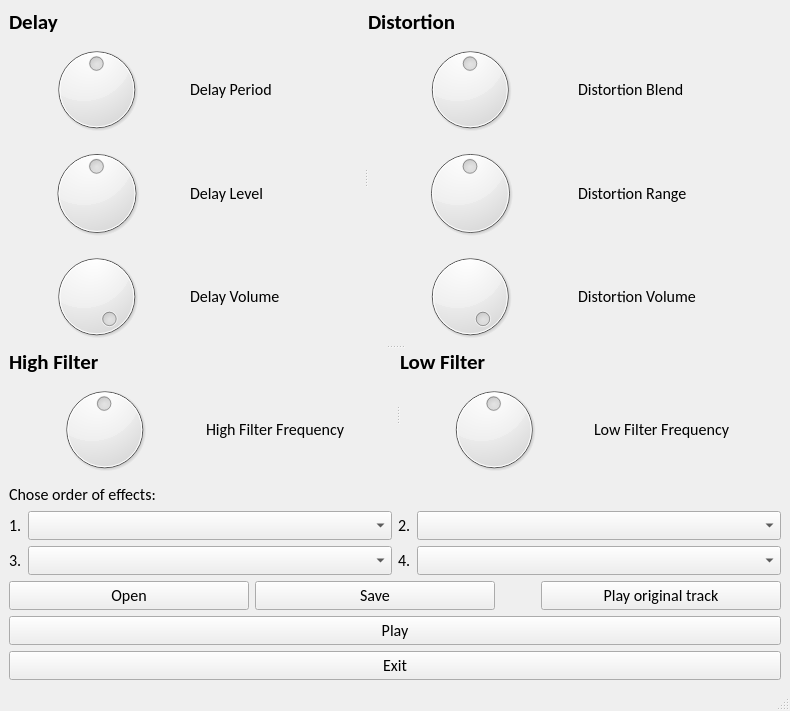
Before: the Qt Designer form guitar_effects/mainwindow.ui in ferre111/Guitar-effects, drawn with Qt 5.
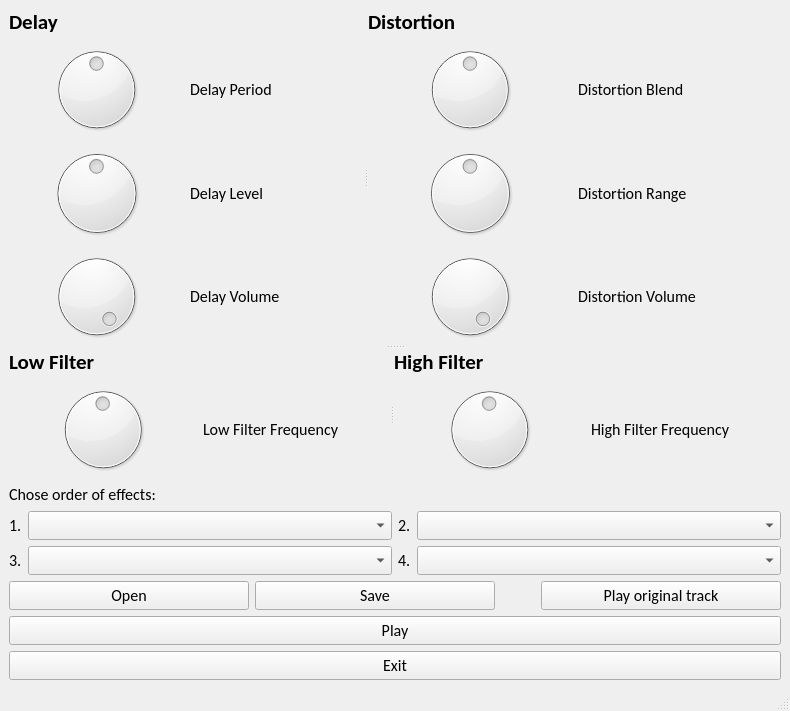
After: the same form once the commit is applied.

```diff
--- a/guitar_effects/mainwindow.ui
+++ b/guitar_effects/mainwindow.ui
@@ -302,61 +302,6 @@
        <property name="orientation">
         <enum>Qt::Horizontal</enum>
        </property>
-       <widget class="QWidget" name="layoutWidget">
-        <layout class="QVBoxLayout" name="verticalLayout_6">
-         <item>
-          <widget class="QLabel" name="label_High_Filter">
-           <property name="font">
-            <font>
-             <family>Calibri</family>
-             <pointsize>16</pointsize>
-             <weight>75</weight>
-             <bold>true</bold>
-            </font>
-           </property>
-           <property name="layoutDirection">
-            <enum>Qt::LeftToRight</enum>
-           </property>
-           <property name="text">
-            <string>High Filter</string>
-           </property>
-           <property name="textFormat">
-            <enum>Qt::AutoText</enum>
-           </property>
-          </widget>
-         </item>
-         <item>
-          <layout class="QHBoxLayout" name="horizontalLayout_6">
-           <item>
-            <widget class="QDial" name="dial_High_Filter">
-             <property name="minimum">
-              <number>50</number>
-             </property>
-             <property name="maximum">
-              <number>20000</number>
-             </property>
-             <property name="value">
-              <number>9975</number>
-             </property>
-            </widget>
-           </item>
-           <item>
-            <widget class="QLabel" name="label_High_Filter_Freq">
-             <property name="font">
-              <font>
-               <family>Calibri</family>
-               <pointsize>12</pointsize>
-              </font>
-             </property>
-             <property name="text">
-              <string>High Filter Frequency</string>
-             </property>
-            </widget>
-           </item>
-          </layout>
-         </item>
-        </layout>
-       </widget>
        <widget class="QWidget" name="layoutWidget">
         <layout class="QVBoxLayout" name="verticalLayout_7">
          <item>
@@ -412,6 +357,61 @@
          </item>
         </layout>
        </widget>
+       <widget class="QWidget" name="layoutWidget">
+        <layout class="QVBoxLayout" name="verticalLayout_6">
+         <item>
+          <widget class="QLabel" name="label_High_Filter">
+           <property name="font">
+            <font>
+             <family>Calibri</family>
+             <pointsize>16</pointsize>
+             <weight>75</weight>
+             <bold>true</bold>
+            </font>
+           </property>
+           <property name="layoutDirection">
+            <enum>Qt::LeftToRight</enum>
+           </property>
+           <property name="text">
+            <string>High Filter</string>
+           </property>
+           <property name="textFormat">
+            <enum>Qt::AutoText</enum>
+           </property>
+          </widget>
+         </item>
+         <item>
+          <layout class="QHBoxLayout" name="horizontalLayout_6">
+           <item>
+            <widget class="QDial" name="dial_High_Filter">
+             <property name="minimum">
+              <number>50</number>
+             </property>
+             <property name="maximum">
+              <number>20000</number>
+             </property>
+             <property name="value">
+              <number>9975</number>
+             </property>
+            </widget>
+           </item>
+           <item>
+            <widget class="QLabel" name="label_High_Filter_Freq">
+             <property name="font">
+              <font>
+               <family>Calibri</family>
+               <pointsize>12</pointsize>
+              </font>
+             </property>
+             <property name="text">
+              <string>High Filter Frequency</string>
+             </property>
+            </widget>
+           </item>
+          </layout>
+         </item>
+        </layout>
+       </widget>
       </widget>
      </widget>
     </item>
```
Left out of the diff: 2 changed lines with no effect on the pictures.
